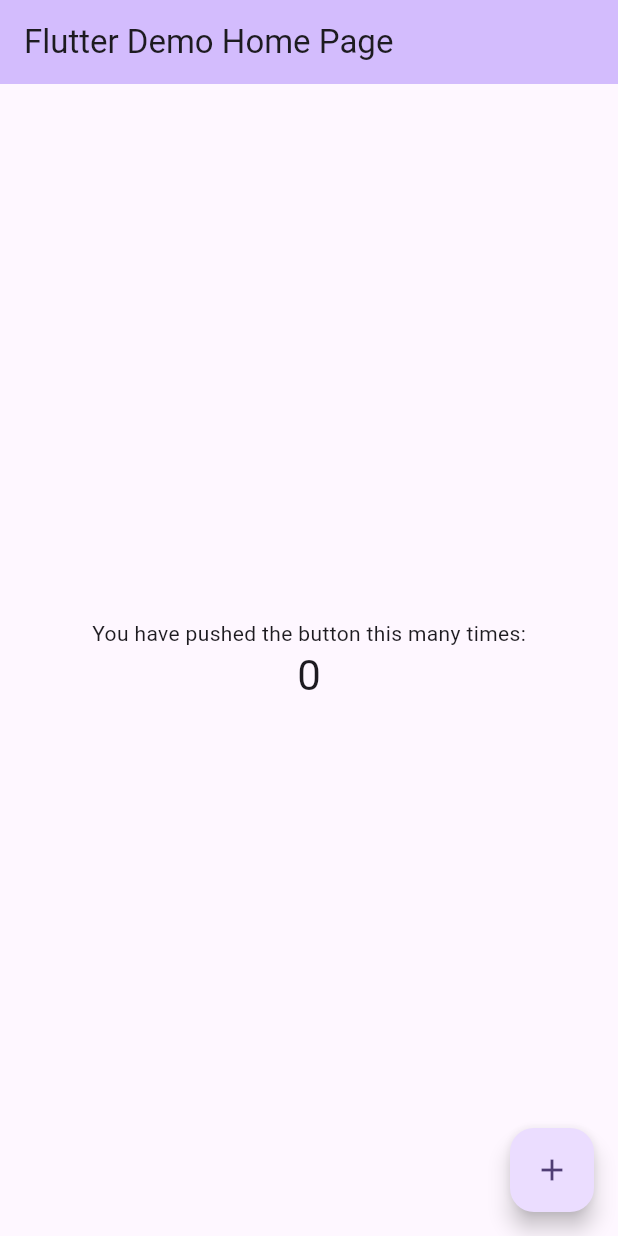
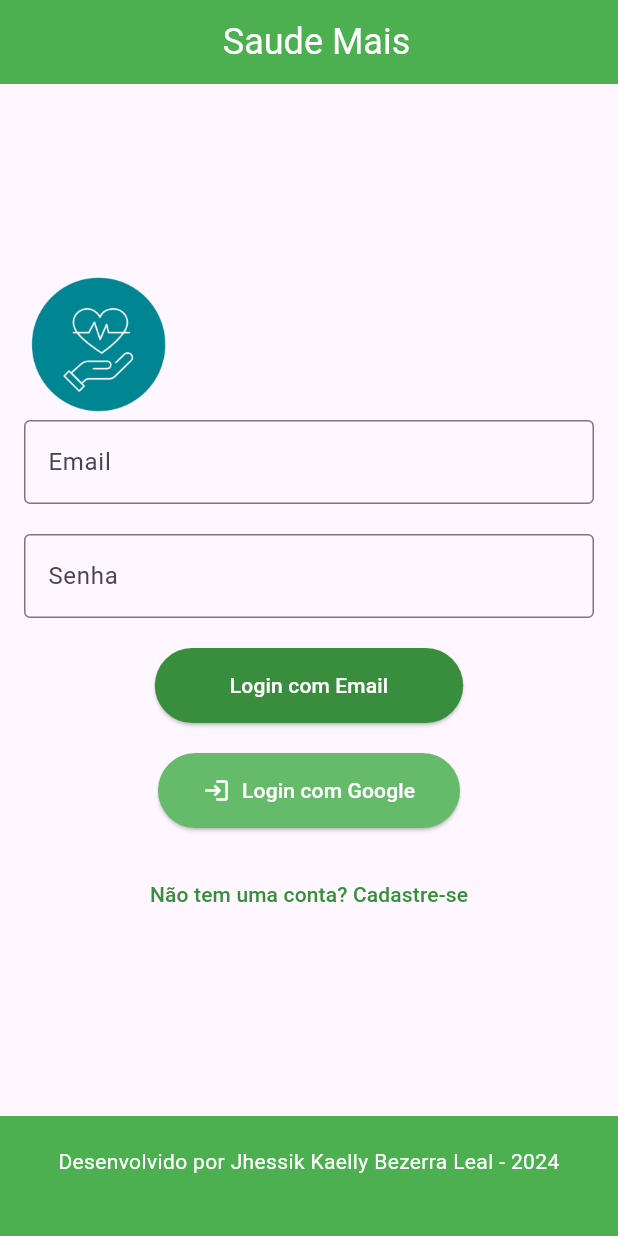
Before and after one commit to JhessikKaellyLeal/ProjetoSaude, a Flutter app: the screen it shows after launch, on a phone screen of 412 x 824 dp. Run offline on Flutter 3.47's test engine with Material 3 defaults, Android fonts, the phone set to English and light mode, and no system bars; our stand-ins replace syncfusion_flutter_charts.

Commit message:
criação das telas de login, home e cadastro

```diff
--- a/saudeapp/lib/main.dart
+++ b/saudeapp/lib/main.dart
@@ -1,4 +1,7 @@
 import 'package:flutter/material.dart';
+import 'package:saudeapp/view/Home.dart';
+import 'view/Login.dart';
+import 'view/Register.dart';
 
 void main() {
   runApp(const MyApp());
@@ -7,119 +10,21 @@
 class MyApp extends StatelessWidget {
   const MyApp({super.key});
 
-  // This widget is the root of your application.
   @override
   Widget build(BuildContext context) {
     return MaterialApp(
-      title: 'Flutter Demo',
+      title: 'Projeto App',
       theme: ThemeData(
-        // This is the theme of your application.
-        //
-        // TRY THIS: Try running your application with "flutter run". You'll see
-        // the application has a purple toolbar. Then, without quitting the app,
-        // try changing the seedColor in the colorScheme below to Colors.green
-        // and then invoke "hot reload" (save your changes or press the "hot
-        // reload" button in a Flutter-supported IDE, or press "r" if you used
-        // the command line to start the app).
-        //
-        // Notice that the counter didn't reset back to zero; the application
-        // state is not lost during the reload. To reset the state, use hot
-        // restart instead.
-        //
-        // This works for code too, not just values: Most code changes can be
-        // tested with just a hot reload.
         colorScheme: ColorScheme.fromSeed(seedColor: Colors.deepPurple),
         useMaterial3: true,
       ),
-      home: const MyHomePage(title: 'Flutter Demo Home Page'),
+      // Define as rotas aqui
+      initialRoute: '/',
+      routes: {
+        '/': (context) => Login(),
+        '/cadastro': (context) => Cadastro(),
+        '/home' : (context) => Home(),
+      },
     );
   }
 }
-
-class MyHomePage extends StatefulWidget {
-  const MyHomePage({super.key, required this.title});
-
-  // This widget is the home page of your application. It is stateful, meaning
-  // that it has a State object (defined below) that contains fields that affect
-  // how it looks.
-
-  // This class is the configuration for the state. It holds the values (in this
-  // case the title) provided by the parent (in this case the App widget) and
-  // used by the build method of the State. Fields in a Widget subclass are
-  // always marked "final".
-
-  final String title;
-
-  @override
-  State<MyHomePage> createState() => _MyHomePageState();
-}
-
-class _MyHomePageState extends State<MyHomePage> {
-  int _counter = 0;
-
-  void _incrementCounter() {
-    setState(() {
-      // This call to setState tells the Flutter framework that something has
-      // changed in this State, which causes it to rerun the build method below
-      // so that the display can reflect the updated values. If we changed
-      // _counter without calling setState(), then the build method would not be
-      // called again, and so nothing would appear to happen.
-      _counter++;
-    });
-  }
-
-  @override
-  Widget build(BuildContext context) {
-    // This method is rerun every time setState is called, for instance as done
-    // by the _incrementCounter method above.
-    //
-    // The Flutter framework has been optimized to make rerunning build methods
-    // fast, so that you can just rebuild anything that needs updating rather
-    // than having to individually change instances of widgets.
-    return Scaffold(
-      appBar: AppBar(
-        // TRY THIS: Try changing the color here to a specific color (to
-        // Colors.amber, perhaps?) and trigger a hot reload to see the AppBar
-        // change color while the other colors stay the same.
-        backgroundColor: Theme.of(context).colorScheme.inversePrimary,
-        // Here we take the value from the MyHomePage object that was created by
-        // the App.build method, and use it to set our appbar title.
-        title: Text(widget.title),
-      ),
-      body: Center(
-        // Center is a layout widget. It takes a single child and positions it
-        // in the middle of the parent.
-        child: Column(
-          // Column is also a layout widget. It takes a list of children and
-          // arranges them vertically. By default, it sizes itself to fit its
-          // children horizontally, and tries to be as tall as its parent.
-          //
-          // Column has various properties to control how it sizes itself and
-          // how it positions its children. Here we use mainAxisAlignment to
-          // center the children vertically; the main axis here is the vertical
-          // axis because Columns are vertical (the cross axis would be
-          // horizontal).
-          //
-          // TRY THIS: Invoke "debug painting" (choose the "Toggle Debug Paint"
-          // action in the IDE, or press "p" in the console), to see the
-          // wireframe for each widget.
-          mainAxisAlignment: MainAxisAlignment.center,
-          children: <Widget>[
-            const Text(
-              'You have pushed the button this many times:',
-            ),
-            Text(
-              '$_counter',
-              style: Theme.of(context).textTheme.headlineMedium,
-            ),
-          ],
-        ),
-      ),
-      floatingActionButton: FloatingActionButton(
-        onPressed: _incrementCounter,
-        tooltip: 'Increment',
-        child: const Icon(Icons.add),
-      ), // This trailing comma makes auto-formatting nicer for build methods.
-    );
-  }
-}
--- /dev/null
+++ b/saudeapp/lib/view/Login.dart
@@ -0,0 +1,113 @@
+import 'package:flutter/material.dart';
+import 'package:saudeapp/view/Home.dart';
+import 'Register.dart';
+
+class Login extends StatefulWidget {
+  @override
+  _LoginState createState() => _LoginState();
+}
+
+class _LoginState extends State<Login> {
+  @override
+  Widget build(BuildContext context) {
+    return Scaffold(
+      appBar: AppBar(
+        backgroundColor: Colors.green,
+        title: Row(
+          mainAxisAlignment: MainAxisAlignment.center,
+          children: [
+            SizedBox(width: 10),
+            Text(
+              'Saude Mais',
+              style: TextStyle(color: Colors.white, fontSize: 24),
+            ),
+          ],
+        ),
+      ),
+      body: Padding(
+        padding: const EdgeInsets.all(16.0),
+
+        child: Column(
+          mainAxisAlignment: MainAxisAlignment.center,
+          children: [
+            Row(
+              crossAxisAlignment: CrossAxisAlignment.start,
+                children: [
+                  Image.asset('assets/logo.png',height: 100),
+                ],
+            ),
+
+
+            TextField(
+              decoration: InputDecoration(
+                labelText: 'Email',
+                border: OutlineInputBorder(),
+              ),
+            ),
+            SizedBox(height: 20),
+            TextField(
+              decoration: InputDecoration(
+                labelText: 'Senha',
+                border: OutlineInputBorder(),
+              ),
+              obscureText: true,
+            ),
+            SizedBox(height: 20),
+            ElevatedButton(
+              onPressed: () {
+                Navigator.push(
+                  context,
+                  MaterialPageRoute(builder: (context) => Home()),
+                );
+                // Lógica para login com email e senha
+              },
+              style: ElevatedButton.styleFrom(
+                backgroundColor: Colors.green.shade700,
+                foregroundColor: Colors.white,  // Texto em branco
+                padding: EdgeInsets.symmetric(horizontal: 50, vertical: 15),
+              ),
+              child: Text('Login com Email'),
+            ),
+            SizedBox(height: 20),
+            ElevatedButton.icon(
+              onPressed: () {
+                // Lógica para login com Google
+              },
+              icon: Icon(Icons.login),
+              label: Text('Login com Google'),
+              style: ElevatedButton.styleFrom(
+                backgroundColor: Colors.green.shade400,
+                foregroundColor: Colors.white,  // Texto em branco
+                padding: EdgeInsets.symmetric(horizontal: 30, vertical: 15),
+              ),
+            ),
+            SizedBox(height: 20),
+            TextButton(
+              onPressed: () {
+                Navigator.push(
+                  context,
+                  MaterialPageRoute(builder: (context) => Cadastro()),
+                );
+              },
+              child: Text(
+                'Não tem uma conta? Cadastre-se',
+                style: TextStyle(color: Colors.green.shade700),
+              ),
+            ),
+          ],
+        ),
+      ),
+      bottomNavigationBar: BottomAppBar(
+        color: Colors.green,
+        child: Padding(
+          padding: const EdgeInsets.all(8.0),
+          child: Text(
+            'Desenvolvido por Jhessik Kaelly Bezerra Leal - 2024',
+            textAlign: TextAlign.center,
+            style: TextStyle(color: Colors.white),
+          ),
+        ),
+      ),
+    );
+  }
+}
```
Also changed, not shown: saudeapp/lib/view/Home.dart (added, +113 -0 lines), saudeapp/lib/view/Register.dart (added, +234 -0 lines), saudeapp/pubspec.yaml (+5 -2 lines), saudeapp/assets/backgroud.jpg (added), saudeapp/assets/logo.png (added), saudeapp/pubspec.lock, 6 other files.
